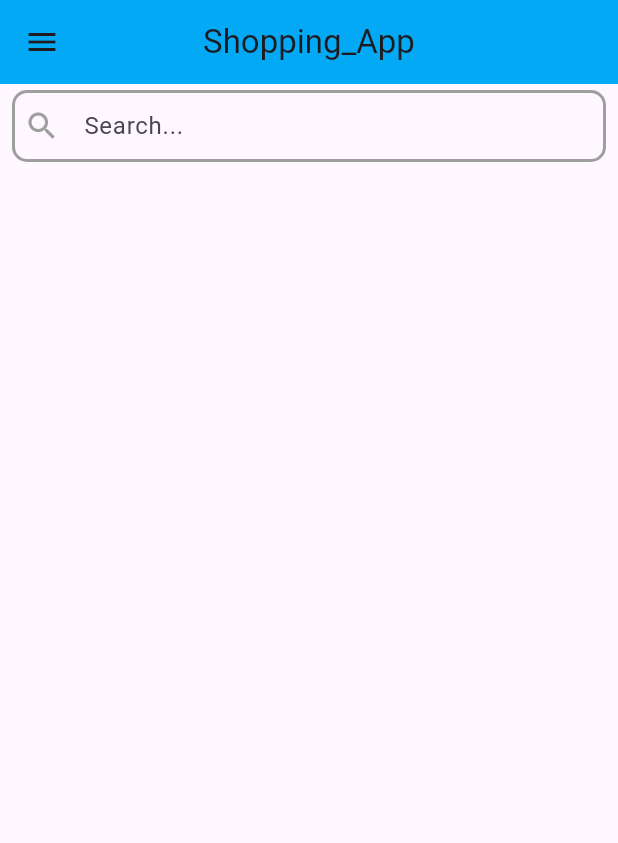
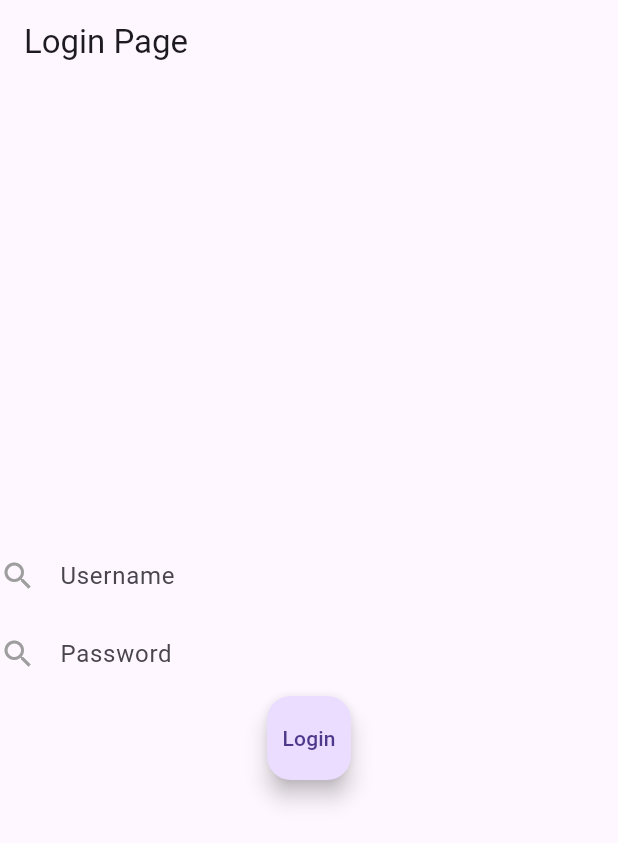
Before and after one commit to santiago-rey2/Simple_Shopping_App, a Flutter app: the screen it shows after launch, on a phone screen of 412 x 824 dp. Shown: the top 843 px of the screen. Run offline on Flutter 3.47's test engine with Material 3 defaults, Android fonts, the phone set to English and light mode, and no system bars; key blocks and very long unbroken strings in the code were emptied for the run.

Commit message:
añadida pantalla de login y sus navigators correspondientes

```diff
--- a/simple_shopping/lib/main.dart
+++ b/simple_shopping/lib/main.dart
@@ -2,6 +2,7 @@ import 'package:flutter/material.dart';
 import 'package:provider/provider.dart';
 import 'package:simple_shopping/controllers/apicontroller.dart';
 import 'package:simple_shopping/views/home.dart';
+import 'package:simple_shopping/views/loginpage.dart';
 
 void main() {
   runApp(
@@ -17,6 +18,6 @@ class MainApp extends StatelessWidget {
 
   @override
   Widget build(BuildContext context) {
-    return MaterialApp(title: 'Shopping_App', home: HomePage());
+    return MaterialApp(title: 'Shopping_App', home: LoginPage());
   }
 }
--- /dev/null
+++ b/simple_shopping/lib/views/loginpage.dart
@@ -0,0 +1,53 @@
+import 'package:flutter/material.dart';
+import 'package:simple_shopping/views/home.dart';
+
+class LoginPage extends StatelessWidget {
+  final String logintitle = 'Login Page';
+
+  @override
+  Widget build(BuildContext context) {
+    return Scaffold(
+      appBar: AppBar(
+        title: Text(logintitle),
+      ),
+      body: Center(
+        child: Column(
+            mainAxisAlignment: MainAxisAlignment.center,
+            crossAxisAlignment: CrossAxisAlignment.center,
+            children: [
+              const Center(
+                  child: TextField(
+                decoration: InputDecoration(
+                    border: InputBorder.none,
+                    hintText: 'Username',
+                    icon: Icon(
+                      Icons.search,
+                      color: Colors.grey,
+                    )),
+              )),
+              const SizedBox(
+                height: 4,
+              ),
+              const TextField(
+                decoration: InputDecoration(
+                    border: InputBorder.none,
+                    hintText: 'Password',
+                    icon: Icon(
+                      Icons.search,
+                      color: Colors.grey,
+                    )),
+              ),
+              const SizedBox(
+                height: 4,
+              ),
+              FloatingActionButton(
+                  onPressed: () {
+                    Navigator.push(context,
+                        MaterialPageRoute(builder: (context) => HomePage()));
+                  },
+                  child: Text('Login'))
+            ]),
+      ),
+    );
+  }
+}
```
